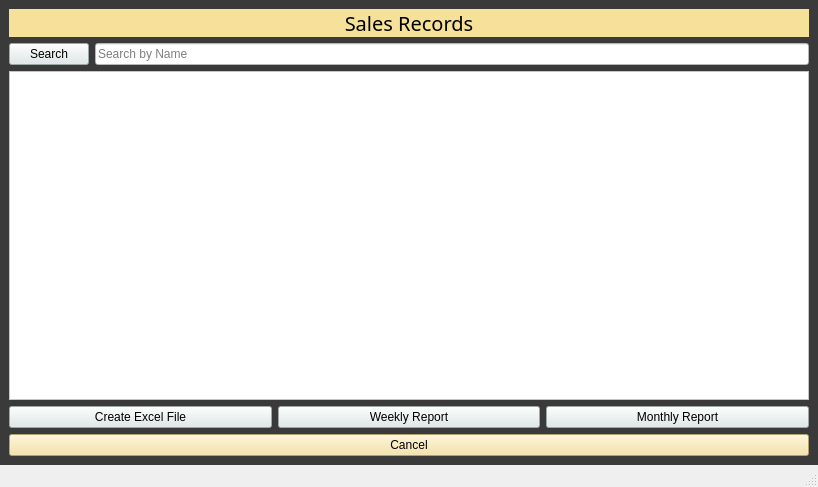
Old version of the form sales_records.ui in the repository Aenan05/MAXPC.
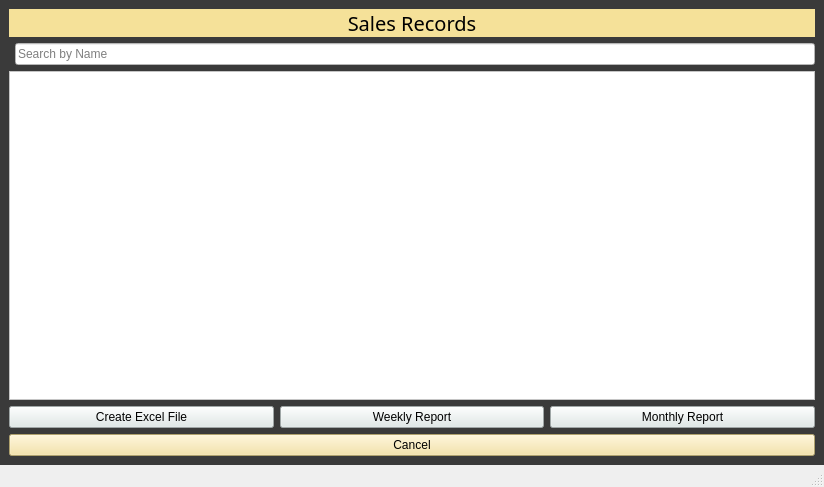
New version of the form.

Commit message: 6.6.15.12 bugfixes/search functions

The edit to the form file:
```diff
--- a/sales_records.ui
+++ b/sales_records.ui
@@ -6,7 +6,7 @@
    <rect>
     <x>0</x>
     <y>0</y>
-    <width>626</width>
+    <width>824</width>
     <height>487</height>
    </rect>
   </property>
@@ -45,18 +45,6 @@
             </property>
            </widget>
           </item>
-          <item row="1" column="0">
-           <widget class="QPushButton" name="pushButton">
-            <property name="styleSheet">
-             <string notr="true">background-color: rgb(253, 251, 132);
-background-color: #dfe9e8;
-</string>
-            </property>
-            <property name="text">
-             <string>Search</string>
-            </property>
-           </widget>
-          </item>
           <item row="1" column="1">
            <widget class="QLineEdit" name="lineEdit">
             <property name="styleSheet">
```
Left out of the diff: 4 changed lines with no effect on the pictures. The commit also changes 6 other files.
